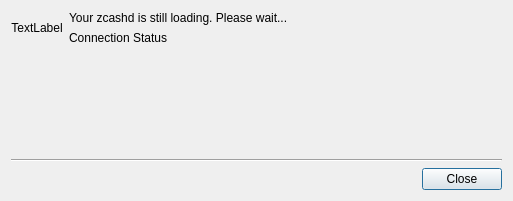
Old version of the form src/connection.ui in the repository z-bitcoinz/BitcoinZ_Blue.
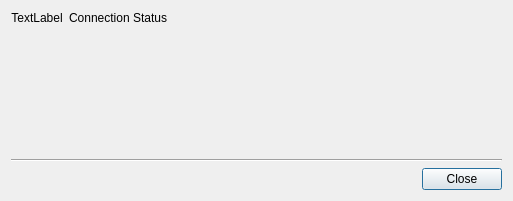
New version of the form.

Commit message: formatting startup loading dialog

```diff
--- a/src/connection.ui
+++ b/src/connection.ui
@@ -17,13 +17,6 @@
    <bool>true</bool>
   </property>
   <layout class="QGridLayout" name="gridLayout">
-   <item row="0" column="1">
-    <widget class="QLabel" name="title">
-     <property name="text">
-      <string>Your zcashd is still loading. Please wait...</string>
-     </property>
-    </widget>
-   </item>
    <item row="4" column="1">
     <widget class="QDialogButtonBox" name="buttonBox">
      <property name="orientation">
@@ -34,19 +27,6 @@
      </property>
     </widget>
    </item>
-   <item row="1" column="1">
-    <widget class="QLabel" name="status">
-     <property name="text">
-      <string>Connection Status</string>
-     </property>
-     <property name="alignment">
-      <set>Qt::AlignLeading|Qt::AlignLeft|Qt::AlignVCenter</set>
-     </property>
-     <property name="wordWrap">
-      <bool>true</bool>
-     </property>
-    </widget>
-   </item>
    <item row="0" column="0" rowspan="2">
     <widget class="QLabel" name="icon">
      <property name="text">
@@ -80,6 +60,19 @@
      </property>
     </spacer>
    </item>
+   <item row="0" column="1" rowspan="2">
+    <widget class="QLabel" name="status">
+     <property name="text">
+      <string>Connection Status</string>
+     </property>
+     <property name="alignment">
+      <set>Qt::AlignLeading|Qt::AlignLeft|Qt::AlignVCenter</set>
+     </property>
+     <property name="wordWrap">
+      <bool>true</bool>
+     </property>
+    </widget>
+   </item>
   </layout>
  </widget>
  <resources/>
```
The commit also changes 2 other files.
